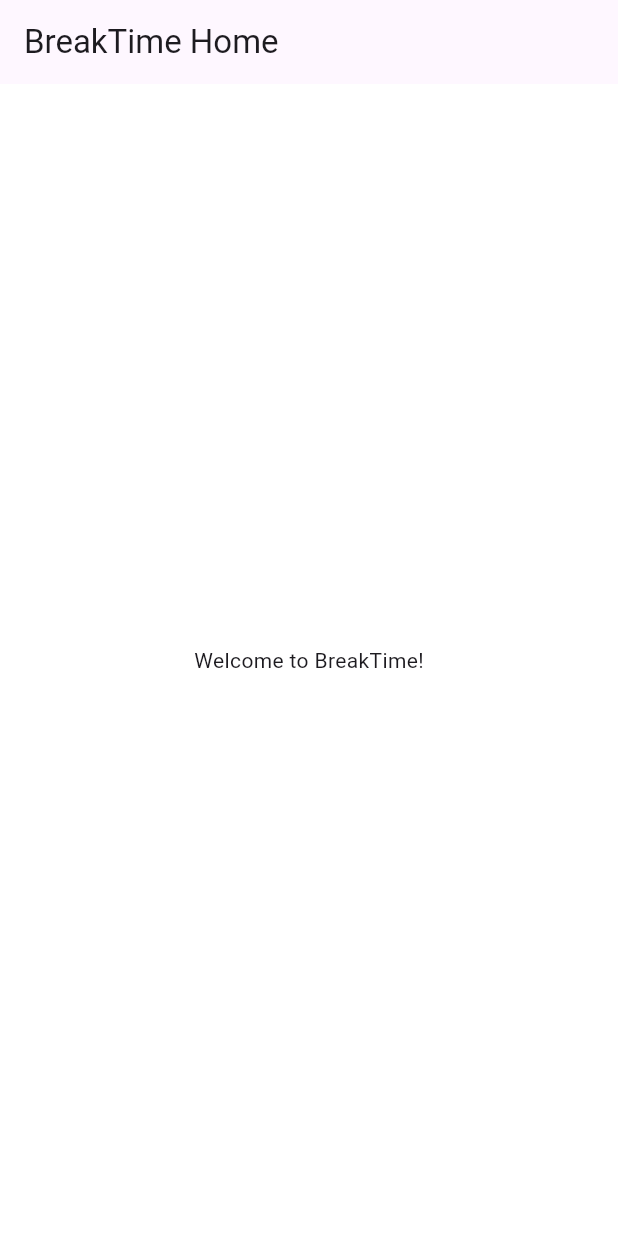
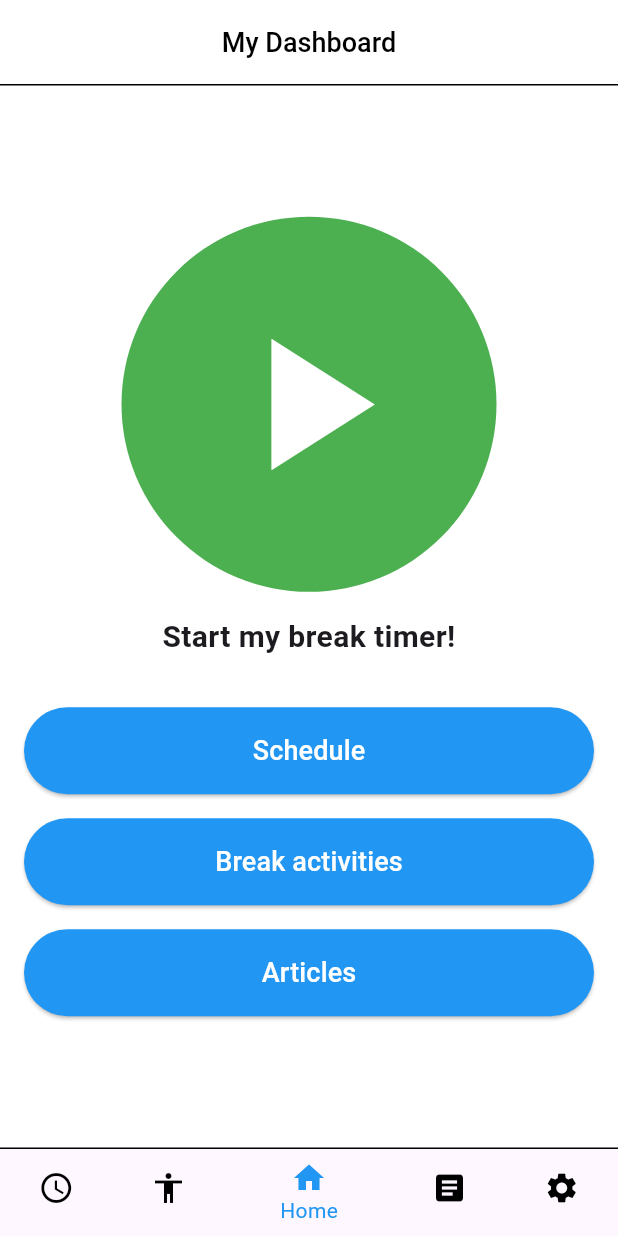
Before and after one commit to chesterrosario-koi/breaktime, a Flutter app: the HomeScreen screen opened directly, on a phone screen of 412 x 824 dp. Run offline on Flutter 3.47's test engine with Material 3 defaults, Android fonts, the phone set to English and light mode, and no system bars.

Commit message:
Update home screen

```diff
--- a/lib/screens/home_screen.dart
+++ b/lib/screens/home_screen.dart
@@ -1,16 +1,107 @@
 import 'package:flutter/material.dart';
+import '../widgets/custom_app_bar.dart';
+import '../widgets/custom_bottom_nav_bar.dart';
 
-class HomeScreen extends StatelessWidget {
+class HomeScreen extends StatefulWidget {
   const HomeScreen({super.key});
+
+  @override
+  _HomeScreenState createState() => _HomeScreenState();
+}
+
+class _HomeScreenState extends State<HomeScreen> {
+  int _selectedIndex = 2;
+
+  void _onItemTapped(int index) {
+    setState(() {
+      _selectedIndex = index;
+      // Handle navigation based on the selected index
+      // For now, we'll just switch between the screens.
+      // You would ideally navigate to different screens.
+    });
+  }
 
   @override
   Widget build(BuildContext context) {
     return Scaffold(
-      appBar: AppBar(
-        title: const Text('BreakTime Home'),
+      appBar: const CustomAppBar(title: 'My Dashboard', showBackButton: false),
+      body: Padding(
+        padding: const EdgeInsets.all(16.0), // Add padding around the content
+        child: Column(
+          mainAxisAlignment: MainAxisAlignment.center,
+          crossAxisAlignment: CrossAxisAlignment.stretch,
+          children: <Widget>[
+            Center(
+              child: GestureDetector(
+                onTap: () {
+                  // Handle start timer action
+                },
+                child: Container(
+                  width: 250,
+                  height: 250,
+                  decoration: const BoxDecoration(
+                    color: Colors.green,
+                    shape: BoxShape.circle,
+                  ),
+                  child: const Icon(
+                    Icons.play_arrow,
+                    size: 150,
+                    color: Colors.white,
+                  ),
+                ),
+              ),
+            ),
+            const SizedBox(height: 16),
+            const Text(
+              'Start my break timer!',
+              textAlign: TextAlign.center,
+              style: TextStyle(
+                fontSize: 20,
+                fontWeight: FontWeight.bold,
+              ),
+            ),
+            const SizedBox(height: 32),
+            ElevatedButton(
+              onPressed: () {
+                // Navigate to the Schedule screen
+              },
+              style: ElevatedButton.styleFrom(
+                padding: const EdgeInsets.symmetric(vertical: 16),
+                backgroundColor: Colors.blue,
+                foregroundColor: Colors.white,
+              ),
+              child: const Text('Schedule', style: TextStyle(fontSize: 18)),
+            ),
+            const SizedBox(height: 16),
+            ElevatedButton(
+              onPressed: () {
+                // Navigate to the Break activities screen
+              },
+              style: ElevatedButton.styleFrom(
+                padding: const EdgeInsets.symmetric(vertical: 16),
+                backgroundColor: Colors.blue,
+                foregroundColor: Colors.white,
+              ),
+              child: const Text('Break activities', style: TextStyle(fontSize: 18)),
+            ),
+            const SizedBox(height: 16),
+            ElevatedButton(
+              onPressed: () {
+                // Navigate to the Articles screen
+              },
+              style: ElevatedButton.styleFrom(
+                padding: const EdgeInsets.symmetric(vertical: 16),
+                backgroundColor: Colors.blue,
+                foregroundColor: Colors.white,
+              ),
+              child: const Text('Articles', style: TextStyle(fontSize: 18)),
+            ),
+          ],
+        ),
       ),
-      body: const Center(
-        child: Text('Welcome to BreakTime!'),
+      bottomNavigationBar: CustomBottomNavBar(
+        currentIndex: _selectedIndex,
+        onTap: _onItemTapped,
       ),
     );
   }
--- /dev/null
+++ b/lib/widgets/custom_bottom_nav_bar.dart
@@ -0,0 +1,54 @@
+import 'package:flutter/material.dart';
+
+class CustomBottomNavBar extends StatelessWidget {
+  final int currentIndex;
+  final ValueChanged<int> onTap;
+
+  const CustomBottomNavBar({
+    super.key,
+    required this.currentIndex,
+    required this.onTap,
+  });
+
+  @override
+  Widget build(BuildContext context) {
+    return Container(
+      decoration: const BoxDecoration(
+        color: Colors.white,
+        border: Border(
+          top: BorderSide(color: Colors.black, width: 1.0),
+        ),
+      ),
+      child: BottomNavigationBar(
+        items: const <BottomNavigationBarItem>[
+          BottomNavigationBarItem(
+            icon: Icon(Icons.schedule),
+            label: 'Schedule',
+          ),
+          BottomNavigationBarItem(
+            icon: Icon(Icons.accessibility),
+            label: 'Activities',
+          ),
+          BottomNavigationBarItem(
+            icon: Icon(Icons.home),
+            label: 'Home',
+          ),
+          BottomNavigationBarItem(
+            icon: Icon(Icons.article),
+            label: 'Articles',
+          ),
+          BottomNavigationBarItem(
+            icon: Icon(Icons.settings),
+            label: 'Settings',
+          ),
+        ],
+        currentIndex: currentIndex,
+        selectedItemColor: Colors.blue,
+        unselectedItemColor: Colors.black,
+        backgroundColor: Colors.transparent,
+        elevation: 0,
+        onTap: onTap,
+      ),
+    );
+  }
+}
```
